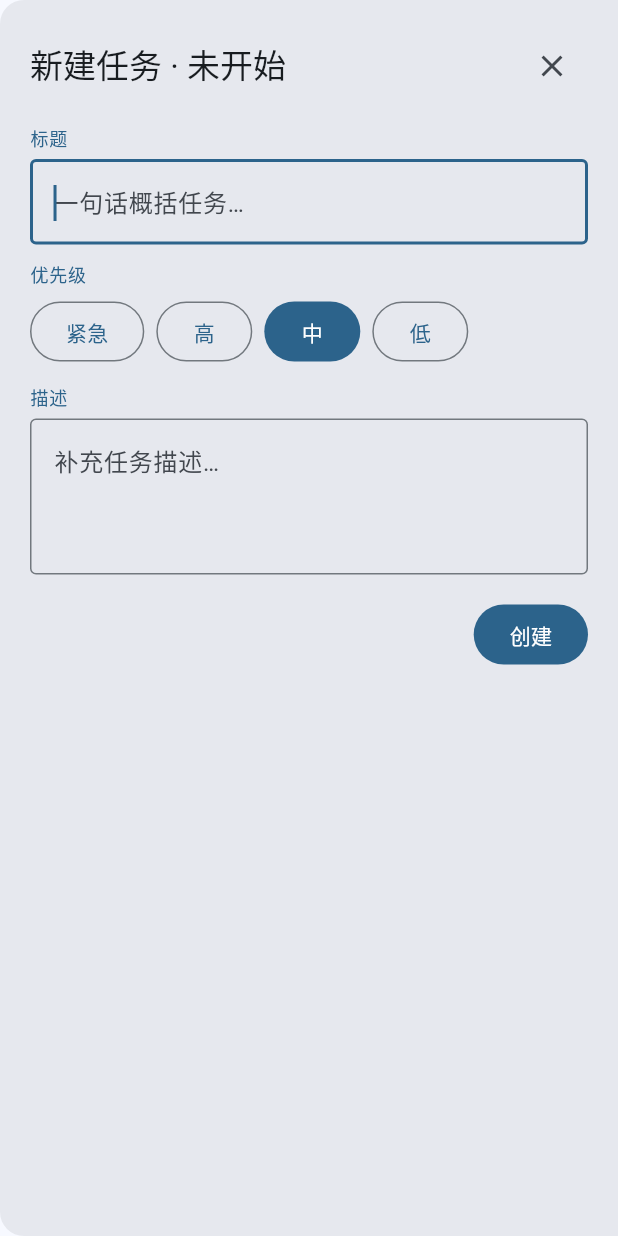
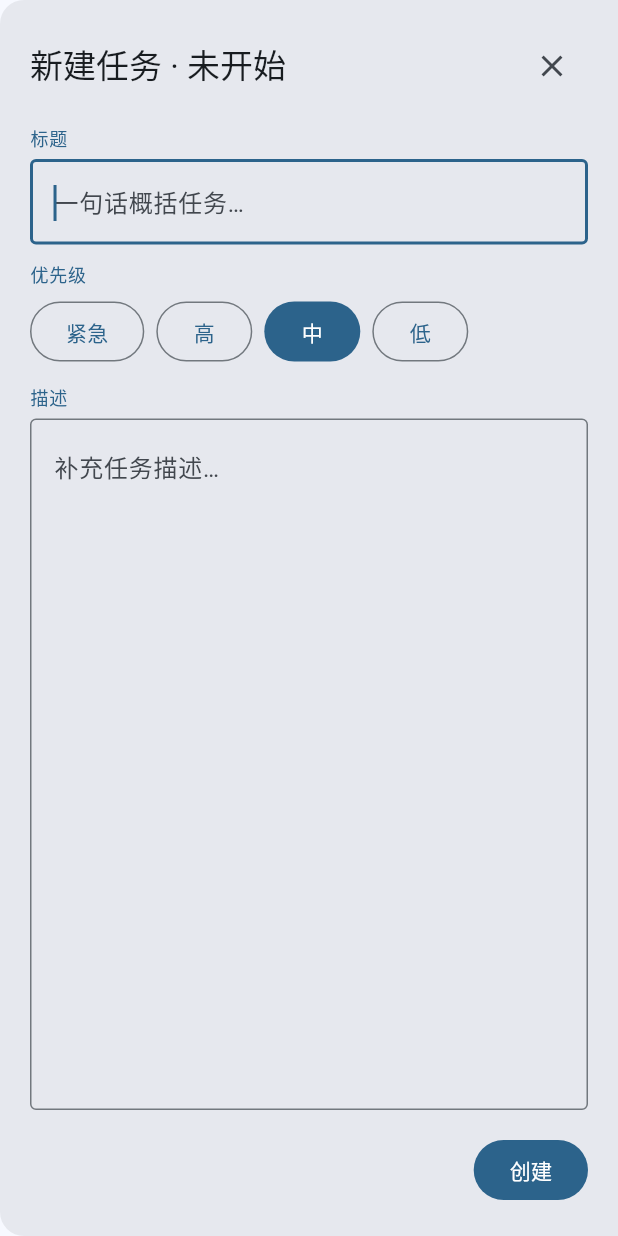
Before and after one commit to quanttide/qtcloud-execute, a Flutter app: the TaskCreateDialog widget shown alone on an empty page, opened directly with empty values, on a phone screen of 412 x 824 dp. Run offline on Flutter 3.47's test engine with Material 3 defaults, Android fonts, the phone set to English and light mode, and no system bars; our stand-ins replace flutter_bloc, go_router; network calls fail.

Commit message:
feat(studio): 右侧面板描述框撑满剩余高度（expands 自适应）

```diff
--- a/src/studio/lib/widgets/task_create_dialog.dart
+++ b/src/studio/lib/widgets/task_create_dialog.dart
@@ -82,7 +82,7 @@ class _TaskCreateDialogState extends State<TaskCreateDialog> {
       child: SizedBox(
         width: 440,
         height: double.infinity,
-        child: SingleChildScrollView(
+        child: Padding(
           padding: const EdgeInsets.all(20),
           child: Column(
             crossAxisAlignment: CrossAxisAlignment.start,
@@ -133,10 +133,14 @@ class _TaskCreateDialogState extends State<TaskCreateDialog> {
               _buildSection(
                 context,
                 title: '描述',
+                expand: true,
                 child: TextField(
                   key: const ValueKey('create-description-field'),
                   controller: _descriptionController,
-                  maxLines: 3,
+                  expands: true,
+                  maxLines: null,
+                  keyboardType: TextInputType.multiline,
+                  textAlignVertical: TextAlignVertical.top,
                   decoration: const InputDecoration(
                     border: OutlineInputBorder(),
                     hintText: '补充任务描述…',
@@ -163,9 +167,11 @@ class _TaskCreateDialogState extends State<TaskCreateDialog> {
     BuildContext context, {
     required String title,
     required Widget child,
+    bool expand = false,
   }) {
     final theme = Theme.of(context);
-    return Column(
+    final section = Column(
+      mainAxisSize: expand ? MainAxisSize.max : MainAxisSize.min,
       crossAxisAlignment: CrossAxisAlignment.start,
       children: [
         Text(
@@ -175,9 +181,10 @@ class _TaskCreateDialogState extends State<TaskCreateDialog> {
           ),
         ),
         const SizedBox(height: 6),
-        child,
+        expand ? Expanded(child: child) : child,
       ],
     );
+    return expand ? Expanded(child: section) : section;
   }
 
   /// 优先级按钮：当前档高亮（FilledButton），其余可选（OutlinedButton）。
--- a/src/studio/pubspec.yaml
+++ b/src/studio/pubspec.yaml
@@ -16,7 +16,7 @@ publish_to: 'none' # Remove this line if you wish to publish to pub.dev
 # https://developer.apple.com/library/archive/documentation/General/Reference/InfoPlistKeyReference/Articles/CoreFoundationKeys.html
 # In Windows, build-name is used as the major, minor, and patch parts
 # of the product and file versions while build-number is used as the build suffix.
-version: 0.1.0-beta.6
+version: 0.1.0-beta.7
 
 environment:
   sdk: ^3.12.2
```
Also changed, not shown: src/studio/lib/widgets/task_detail_dialog.dart (+11 -4 lines), 1 other file.
